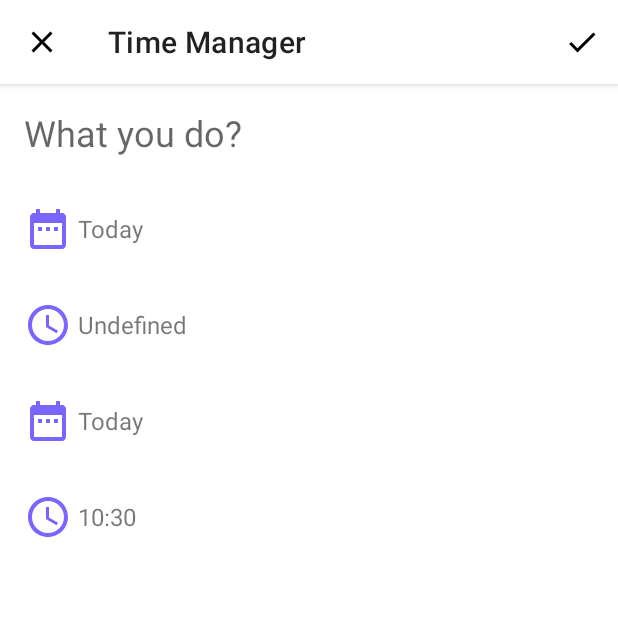
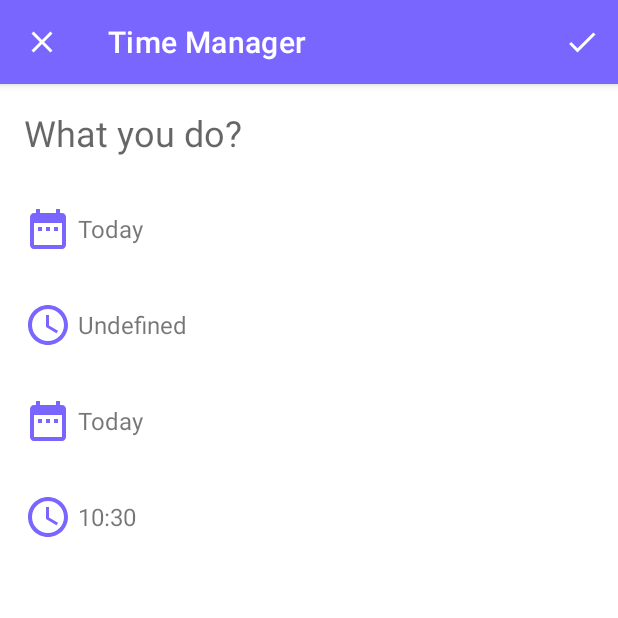
Before and after one commit to iandreyshev/android_timetracking, an Android app: the EditorActivity screen opened directly, with no data from a screen before it, on a phone screen of 412 x 824 dp, the top half of it. Run offline under Robolectric (Android 15) with nearby library versions, the phone set to English and light mode, and no system bars; our stand-ins replace Room's generated code, RxJava, Timber; libraries missing offline, so code that uses them is left out: com.github.florent37.singledateandtimepicker, com.jakewharton.threetenabp.

Commit message:
Улучшения дизайна

```diff
--- a/app/build.gradle
+++ b/app/build.gradle
@@ -55,6 +55,8 @@ dependencies {
 
     implementation 'com.androidadvance:topsnackbar:1.1.1'
 
+    implementation 'com.github.captain-miao:optroundcardview:1.0.0'
+
     testImplementation 'junit:junit:4.12'
     testImplementation 'androidx.test:core:1.2.0'
     testImplementation 'androidx.test:runner:1.2.0'
--- a/app/src/main/res/drawable/ic_clear.xml
+++ b/app/src/main/res/drawable/ic_clear.xml
@@ -4,6 +4,6 @@
         android:viewportWidth="24.0"
         android:viewportHeight="24.0">
     <path
-        android:fillColor="#FF000000"
+        android:fillColor="#FFF"
         android:pathData="M19,6.41L17.59,5 12,10.59 6.41,5 5,6.41 10.59,12 5,17.59 6.41,19 12,13.41 17.59,19 19,17.59 13.41,12z"/>
 </vector>
--- a/app/src/main/res/drawable/ic_submit.xml
+++ b/app/src/main/res/drawable/ic_submit.xml
@@ -4,6 +4,6 @@
     android:viewportWidth="24.0"
     android:viewportHeight="24.0">
     <path
-        android:fillColor="#FF000000"
+        android:fillColor="#FFF"
         android:pathData="M9,16.17L4.83,12l-1.42,1.41L9,19 21,7l-1.41,-1.41z" />
 </vector>
--- a/app/src/main/res/layout/fragment_editor.xml
+++ b/app/src/main/res/layout/fragment_editor.xml
@@ -18,7 +18,8 @@
             android:id="@+id/toolbar"
             android:layout_width="match_parent"
             android:layout_height="?attr/actionBarSize"
-            android:background="#fff" />
+            android:background="@color/colorPrimaryDark"
+            app:titleTextColor="@color/background" />
 
     </com.google.android.material.appbar.AppBarLayout>
 
@@ -74,8 +75,8 @@
                     android:id="@+id/startDate"
                     android:layout_width="wrap_content"
                     android:layout_height="wrap_content"
+                    android:layout_marginStart="4dp"
                     android:layout_marginEnd="8dp"
-                    android:layout_marginStart="4dp"
                     android:maxLines="1"
                     android:textSize="16sp"
                     tools:text="16:40" />
@@ -104,8 +105,8 @@
                     android:id="@+id/startTime"
                     android:layout_width="wrap_content"
                     android:layout_height="wrap_content"
+                    android:layout_marginStart="4dp"
                     android:layout_marginEnd="8dp"
-                    android:layout_marginStart="4dp"
                     android:maxLines="1"
                     android:textSize="16sp"
                     tools:text="16:40" />
@@ -134,8 +135,8 @@
                     android:id="@+id/endDate"
                     android:layout_width="wrap_content"
                     android:layout_height="wrap_content"
+                    android:layout_marginStart="4dp"
                     android:layout_marginEnd="8dp"
-                    android:layout_marginStart="4dp"
                     android:maxLines="1"
                     android:textSize="16sp"
                     tools:text="16:40" />
@@ -164,8 +165,8 @@
                     android:id="@+id/endTime"
                     android:layout_width="wrap_content"
                     android:layout_height="wrap_content"
+                    android:layout_marginStart="4dp"
                     android:layout_marginEnd="8dp"
-                    android:layout_marginStart="4dp"
                     android:maxLines="1"
                     android:textSize="16sp"
                     tools:text="16:40" />
--- /dev/null
+++ b/app/src/main/res/values/dimens.xml
@@ -0,0 +1,5 @@
+<?xml version="1.0" encoding="utf-8"?>
+<resources>
+    <dimen name="card_radius">24dp</dimen>
+    <dimen name="card_top_margin">72dp</dimen>
+</resources>
--- a/build.gradle
+++ b/build.gradle
@@ -17,9 +17,10 @@ buildscript {
 
 allprojects {
     repositories {
+        maven { url "https://oss.sonatype.org/content/repositories/releases" }
+        maven { url "https://jitpack.io" }
         google()
         jcenter()
-        maven { url "https://jitpack.io" }
     }
 }
 
```
Also changed, not shown: app/src/main/res/layout/fragment_timeline.xml (+26 -20 lines).
